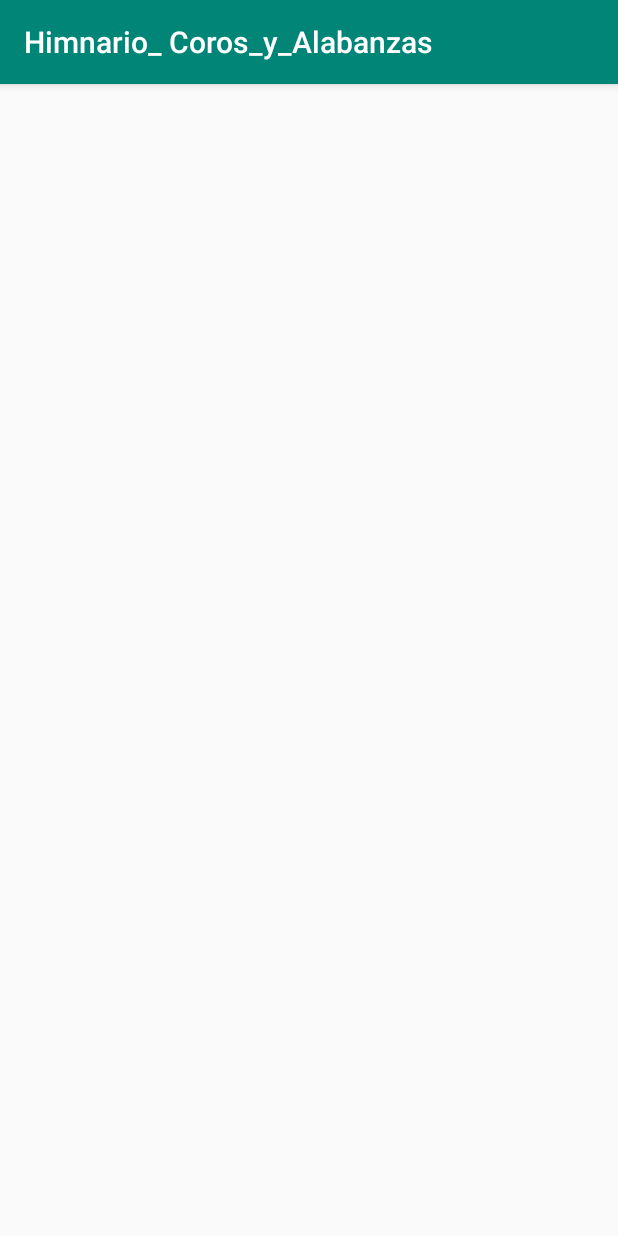
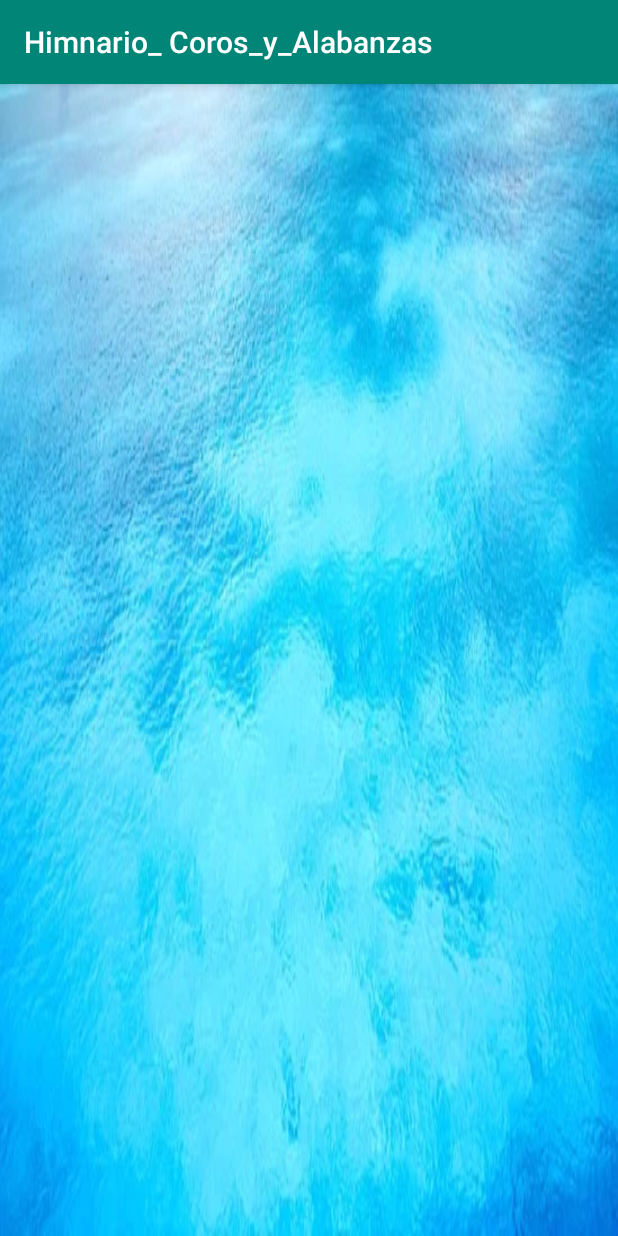
Before and after one commit to Francisco-MV/PROYECTO-FINAL-GAMEZ, an Android app: the screen it shows after launch (MainActivity), on a phone screen of 412 x 824 dp. Run offline under Robolectric (Android 15) with nearby library versions, the phone set to English and light mode, and no system bars.

Commit message:
background

```diff
--- a/app/src/main/res/layout/activity_main.xml
+++ b/app/src/main/res/layout/activity_main.xml
@@ -4,4 +4,10 @@
     xmlns:tools="http://schemas.android.com/tools"
     android:layout_width="match_parent"
     android:layout_height="match_parent"
-    tools:context=".MainActivity"/>
+    tools:context=".MainActivity"
+    android:background="@drawable/ocean"
+    android:orientation="vertical">
+
+
+
+</LinearLayout>
```
Also changed, not shown: app/src/main/res/drawable-v24/ocean.jpg (added).
